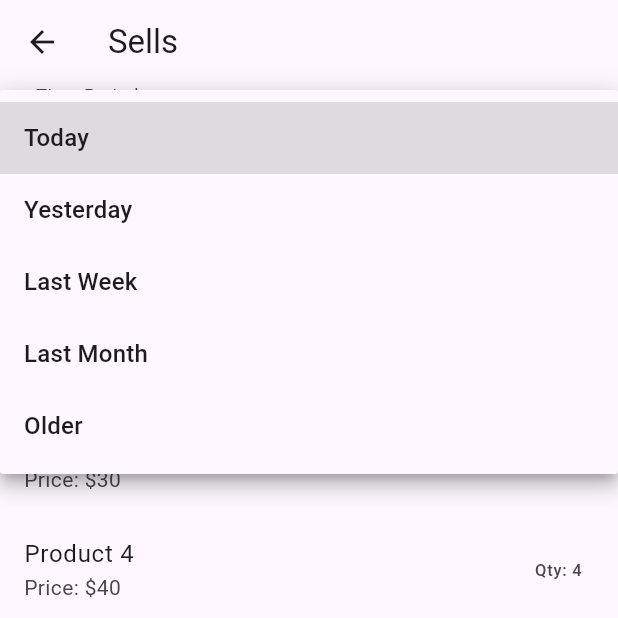
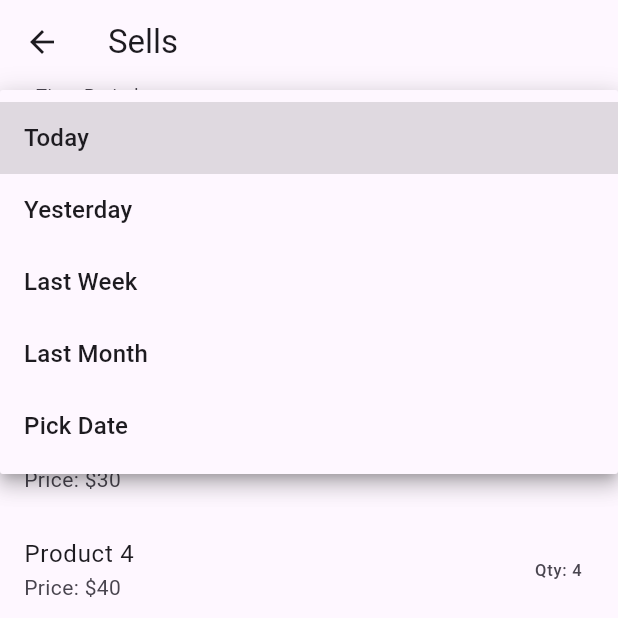
Before and after one commit to Arthurdotself/Flutter-pharmacy-management-system, a Flutter app: the Sells screen opened directly, after a tap on "Today", on a phone screen of 412 x 824 dp, the top half of it. Run offline on Flutter 3.47's test engine with Material 3 defaults, Android fonts, the phone set to English and light mode, and no system bars; our stand-ins replace awesome_dialog, charts_flutter, cloud_firestore, firebase_auth, firebase_core, flutter_local_notifications and 2 more; missing offline and left inert: flutter_barcode_scanner; accounts and stored records are empty; network calls fail; statements that could not run were skipped.

Commit message:
Update sells.dart

```diff
--- a/lib/pages/sells.dart
+++ b/lib/pages/sells.dart
@@ -32,7 +32,7 @@ class _SellsState extends State<Sells> {
                   _selectedTimePeriod = value!;
                 });
               },
-              items: ['Today', 'Yesterday', 'Last Week', 'Last Month', 'Older']
+              items: ['Today', 'Yesterday', 'Last Week', 'Last Month', 'Pick Date']
                   .map((period) => DropdownMenuItem(
                 value: period,
                 child: Text(period),
```
